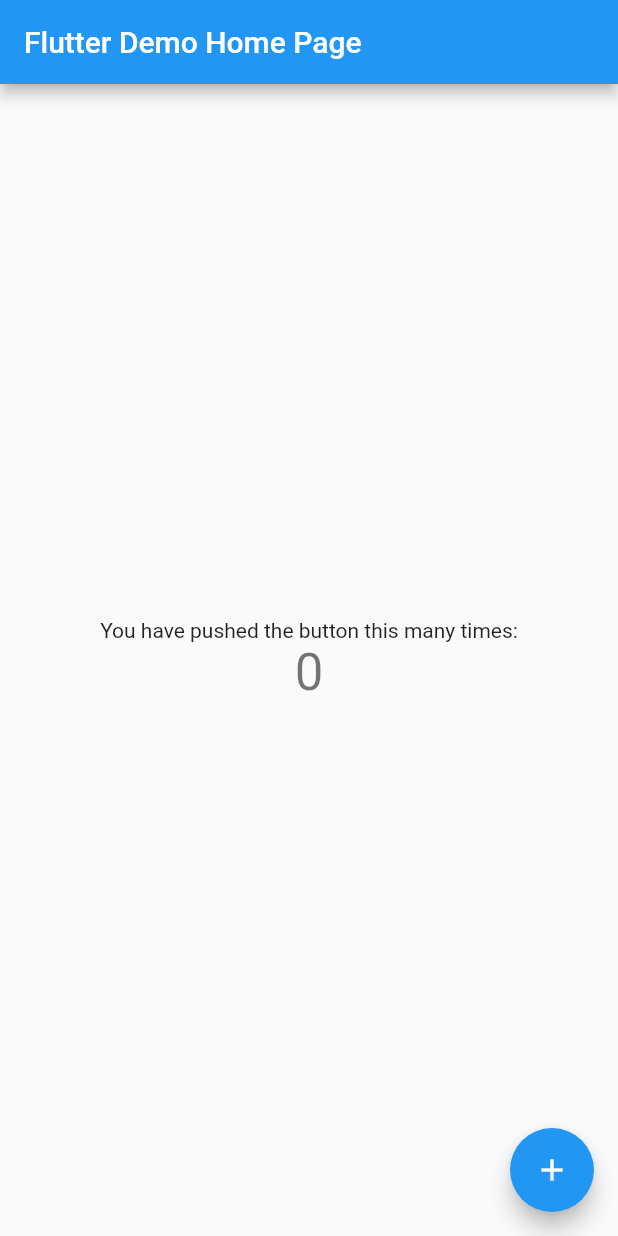
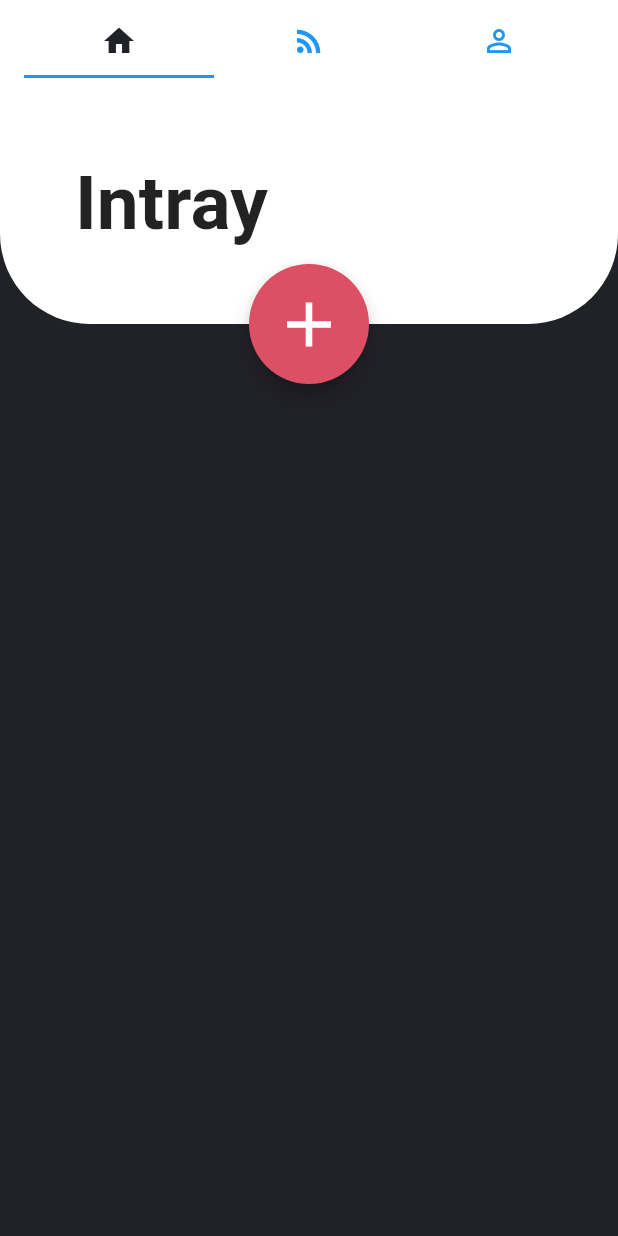
Before and after one commit to mohammad-adk/todo_app, a Flutter app: the screen it shows after launch, on a phone screen of 412 x 824 dp. Run offline on Flutter 3.47's test engine with Material 2 defaults, Android fonts, the phone set to English and light mode, and no system bars; Roboto replaces fonts that are missing (Avenir).

Commit message:
Create top bar and button #2

```diff
--- a/lib/main.dart
+++ b/lib/main.dart
@@ -1,41 +1,23 @@
 import 'package:flutter/material.dart';
+import 'package:todo_app/models/global.dart';
 
 void main() => runApp(MyApp());
 
 class MyApp extends StatelessWidget {
-  // This widget is the root of your application.
   @override
   Widget build(BuildContext context) {
     return MaterialApp(
-      title: 'Flutter Demo',
+      title: 'Todo App',
       theme: ThemeData(
-        // This is the theme of your application.
-        //
-        // Try running your application with "flutter run". You'll see the
-        // application has a blue toolbar. Then, without quitting the app, try
-        // changing the primarySwatch below to Colors.green and then invoke
-        // "hot reload" (press "r" in the console where you ran "flutter run",
-        // or simply save your changes to "hot reload" in a Flutter IDE).
-        // Notice that the counter didn't reset back to zero; the application
-        // is not restarted.
         primarySwatch: Colors.blue,
       ),
-      home: MyHomePage(title: 'Flutter Demo Home Page'),
+      home: MyHomePage(title: 'Todo App'),
     );
   }
 }
 
 class MyHomePage extends StatefulWidget {
   MyHomePage({Key key, this.title}) : super(key: key);
-
-  // This widget is the home page of your application. It is stateful, meaning
-  // that it has a State object (defined below) that contains fields that affect
-  // how it looks.
-
-  // This class is the configuration for the state. It holds the values (in this
-  // case the title) provided by the parent (in this case the App widget) and
-  // used by the build method of the State. Fields in a Widget subclass are
-  // always marked "final".
 
   final String title;
 
@@ -44,68 +26,79 @@
 }
 
 class _MyHomePageState extends State<MyHomePage> {
-  int _counter = 0;
-
-  void _incrementCounter() {
-    setState(() {
-      // This call to setState tells the Flutter framework that something has
-      // changed in this State, which causes it to rerun the build method below
-      // so that the display can reflect the updated values. If we changed
-      // _counter without calling setState(), then the build method would not be
-      // called again, and so nothing would appear to happen.
-      _counter++;
-    });
-  }
 
   @override
   Widget build(BuildContext context) {
-    // This method is rerun every time setState is called, for instance as done
-    // by the _incrementCounter method above.
-    //
-    // The Flutter framework has been optimized to make rerunning build methods
-    // fast, so that you can just rebuild anything that needs updating rather
-    // than having to individually change instances of widgets.
-    return Scaffold(
-      appBar: AppBar(
-        // Here we take the value from the MyHomePage object that was created by
-        // the App.build method, and use it to set our appbar title.
-        title: Text(widget.title),
-      ),
-      body: Center(
-        // Center is a layout widget. It takes a single child and positions it
-        // in the middle of the parent.
-        child: Column(
-          // Column is also a layout widget. It takes a list of children and
-          // arranges them vertically. By default, it sizes itself to fit its
-          // children horizontally, and tries to be as tall as its parent.
-          //
-          // Invoke "debug painting" (press "p" in the console, choose the
-          // "Toggle Debug Paint" action from the Flutter Inspector in Android
-          // Studio, or the "Toggle Debug Paint" command in Visual Studio Code)
-          // to see the wireframe for each widget.
-          //
-          // Column has various properties to control how it sizes itself and
-          // how it positions its children. Here we use mainAxisAlignment to
-          // center the children vertically; the main axis here is the vertical
-          // axis because Columns are vertical (the cross axis would be
-          // horizontal).
-          mainAxisAlignment: MainAxisAlignment.center,
-          children: <Widget>[
-            Text(
-              'You have pushed the button this many times:',
+    return MaterialApp(
+      color: Colors.yellow,
+      home: SafeArea(top: true,
+        child: DefaultTabController(
+        length: 3,
+        child: new Scaffold(
+          body: Stack(children: <Widget>[
+              TabBarView(
+              children: [
+                new Container(
+                  color: darkGreyColor,
+                ),
+                new Container(color: Colors.blueGrey,),
+                new Container(
+                  color: Colors.lightBlue,
+                )
+              ],
             ),
-            Text(
-              '$_counter',
-              style: Theme.of(context).textTheme.display1,
+            Container(
+              padding: EdgeInsets.only(left: 50),
+              height: 160,
+              decoration: BoxDecoration(
+                borderRadius: BorderRadius.only(
+                  bottomLeft: Radius.circular(60),
+                  bottomRight: Radius.circular(60)
+                ),
+                color: Colors.white
+                ),
+                child: Row(
+                  mainAxisAlignment: MainAxisAlignment.spaceBetween,
+                  children: <Widget>[
+                    Text("Intray",style: intrayTitleTextStyle),
+                    Container()
+                  ],
+                ),
             ),
+            Container(margin: EdgeInsets.only(top : 120,left: (MediaQuery.of(context).size.width)/2 - 40),
+            width: 80,
+            height: 80,
+              child: FloatingActionButton(
+                backgroundColor: redColor,
+                onPressed: (){},
+                child: Icon(Icons.add , size: 50,),
+              ),
+            )
           ],
+          ),
+          appBar: AppBar(
+            elevation: 0,
+              title: new TabBar(
+              tabs: [
+                Tab(
+                  icon: new Icon(Icons.home),
+                ),
+                Tab(
+                  icon: new Icon(Icons.rss_feed),
+                ),
+                Tab(
+                  icon: new Icon(Icons.perm_identity),
+                )
+              ],
+              labelColor: darkGreyColor,
+              unselectedLabelColor: Colors.blue,
+            ),
+            backgroundColor: Colors.white,
+          ),
+          backgroundColor: Colors.white,
         ),
       ),
-      floatingActionButton: FloatingActionButton(
-        onPressed: _incrementCounter,
-        tooltip: 'Increment',
-        child: Icon(Icons.add),
-      ), // This trailing comma makes auto-formatting nicer for build methods.
+    ),
     );
   }
 }
--- /dev/null
+++ b/lib/models/global.dart
@@ -0,0 +1,7 @@
+import 'package:flutter/material.dart';
+
+Color darkGreyColor = new Color(0xFF212128);
+Color redColor = new Color(0xFFDC4F64);
+
+TextStyle intrayTitleTextStyle = new TextStyle(
+  fontFamily: "Avenir", fontWeight: FontWeight.bold,fontSize: 50 );
```
